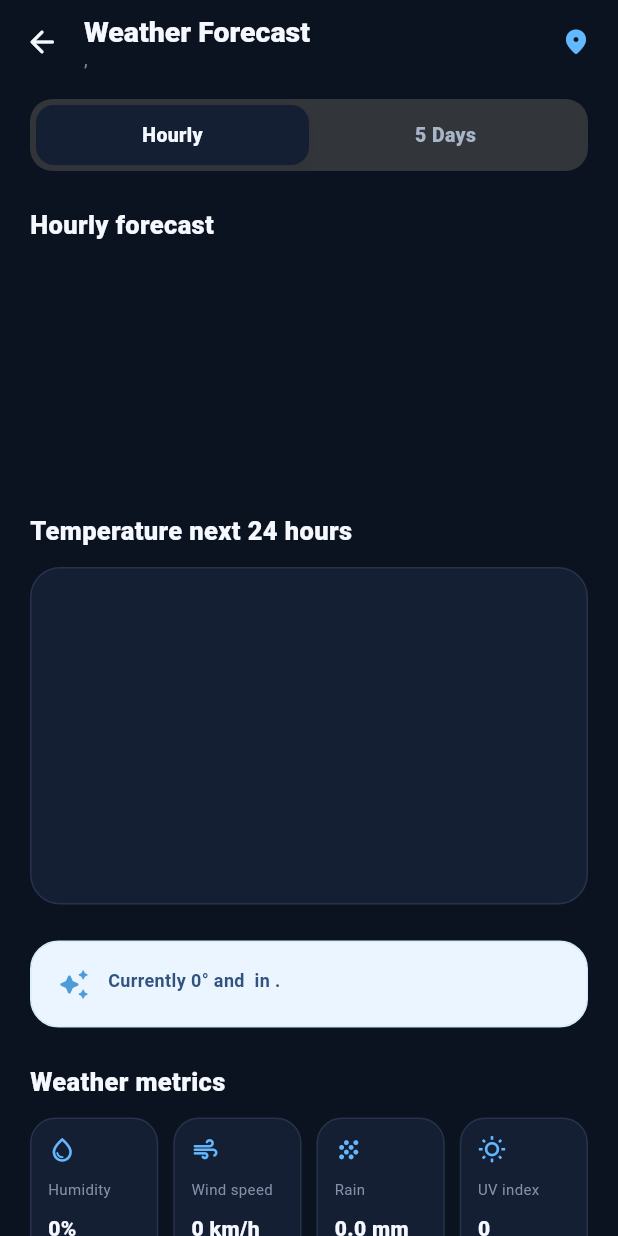
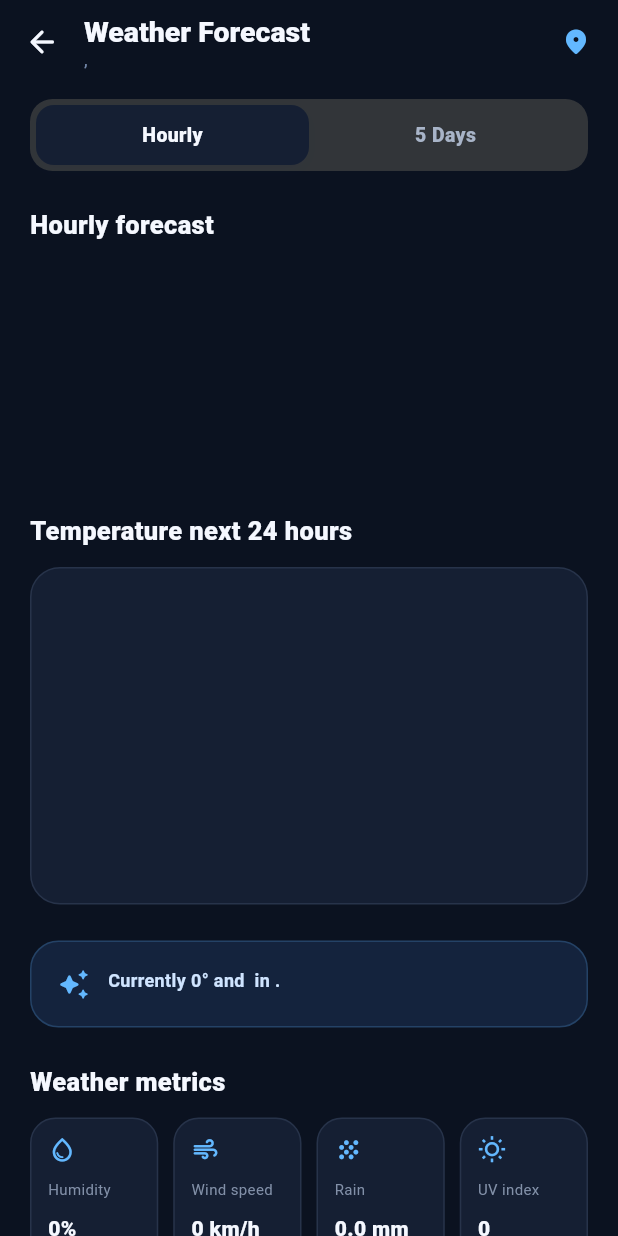
Before and after one commit to DuminduMalinga/Sky_Cast, a Flutter app: the ForecastScreen screen opened directly with empty values, on a phone screen of 412 x 824 dp. Run offline on Flutter 3.47's test engine with Material 3 defaults, Android fonts, the phone set to English and light mode, and no system bars; our stand-ins replace geolocator, shared_preferences; accounts and stored records are empty.

Commit message:
Improve forecast dark theme styling
Use theme-aware chart grid colors and add dark-mode colors for the weather summary card, border, icon, and text.

```diff
--- a/lib/screens/forecast_screen.dart
+++ b/lib/screens/forecast_screen.dart
@@ -296,6 +296,7 @@ class _TemperatureChart extends StatelessWidget {
       ),
       child: CustomPaint(
         painter: _ChartPainter(
+          gridColor: Theme.of(context).dividerColor,
           values: [for (final hour in hours) hour.tempC],
           labels: [
             for (var i = 0; i < hours.length; i++)
@@ -309,8 +310,13 @@ class _TemperatureChart extends StatelessWidget {
 }
 
 class _ChartPainter extends CustomPainter {
-  _ChartPainter({required this.values, required this.labels});
+  _ChartPainter({
+    required this.values,
+    required this.labels,
+    required this.gridColor,
+  });
 
+  final Color gridColor;
   final List<double> values;
   final List<String> labels;
 
@@ -334,7 +340,7 @@ class _ChartPainter extends CustomPainter {
       for (var i = 0; i < 4; i++) degrees(maxValue - range * i / 3),
     ];
     final gridPaint = Paint()
-      ..color = const Color(0xFFEAF0F7)
+      ..color = gridColor
       ..strokeWidth = 1;
     final linePaint = Paint()
       ..color = const Color(0xFF4D9BD8)
@@ -409,7 +415,9 @@ class _ChartPainter extends CustomPainter {
 
   @override
   bool shouldRepaint(covariant _ChartPainter oldDelegate) =>
-      oldDelegate.values != values || oldDelegate.labels != labels;
+      oldDelegate.values != values ||
+      oldDelegate.labels != labels ||
+      oldDelegate.gridColor != gridColor;
 }
 
 class _DayForecastList extends StatelessWidget {
@@ -562,27 +570,30 @@ class _WeatherSummary extends StatelessWidget {
 
   @override
   Widget build(BuildContext context) {
+    final dark = Theme.of(context).brightness == Brightness.dark;
     return Container(
       padding: const EdgeInsets.all(17),
       decoration: BoxDecoration(
-        color: const Color(0xFFEAF5FF),
+        color: dark ? const Color(0xFF14233D) : const Color(0xFFEAF5FF),
         borderRadius: BorderRadius.circular(19),
-        border: Border.all(color: const Color(0xFFD8ECFB)),
+        border: Border.all(
+          color: dark ? const Color(0xFF244266) : const Color(0xFFD8ECFB),
+        ),
       ),
       child: Row(
         crossAxisAlignment: CrossAxisAlignment.start,
         children: [
-          const Icon(
+          Icon(
             Icons.auto_awesome_rounded,
-            color: Color(0xFF4D9BD8),
+            color: dark ? const Color(0xFF63B8FF) : const Color(0xFF4D9BD8),
             size: 22,
           ),
           const SizedBox(width: 12),
           Expanded(
             child: Text(
               _text,
-              style: const TextStyle(
-                color: Color(0xFF31537F),
+              style: TextStyle(
+                color: dark ? const Color(0xFFCFE4FF) : const Color(0xFF31537F),
                 fontSize: 12,
                 height: 1.45,
                 fontWeight: FontWeight.w600,
```
